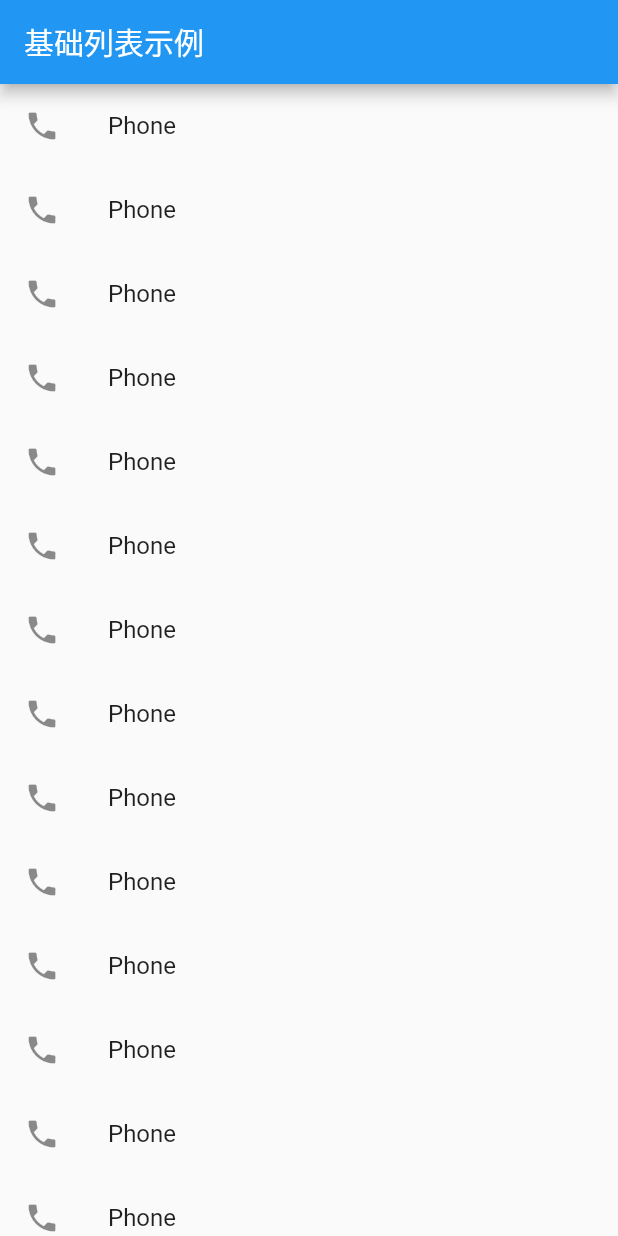
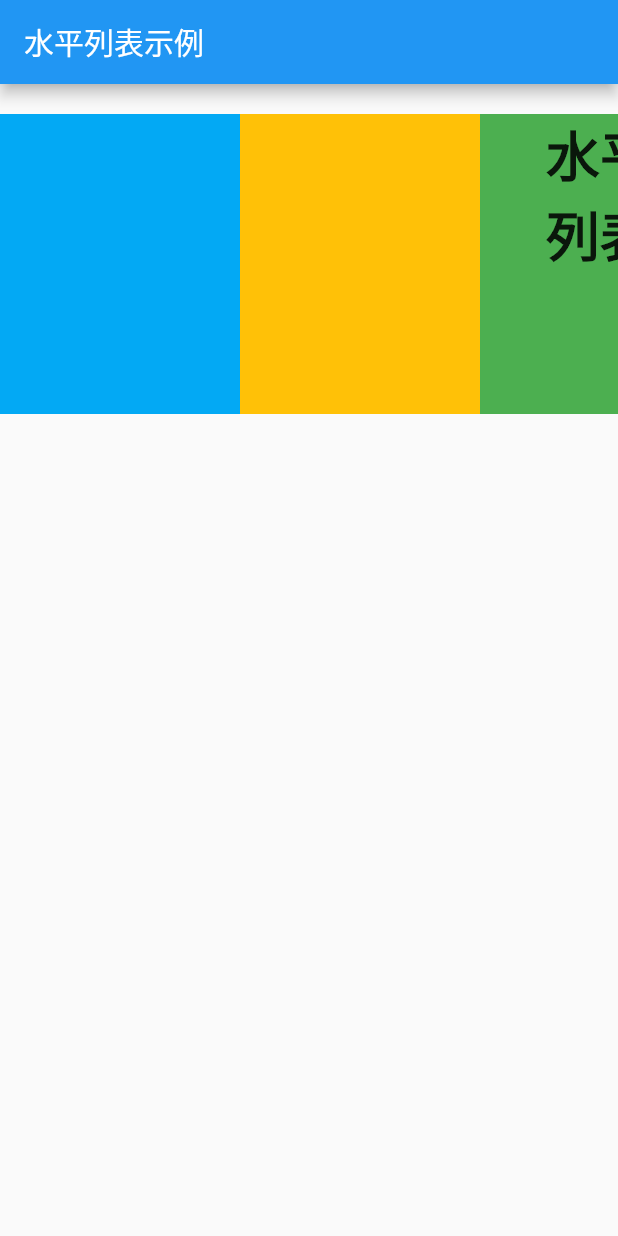
Before and after one commit to YJWWZHANG/flutter_app, a Flutter app: the screen it shows after launch, on a phone screen of 412 x 824 dp. Run offline on Flutter 3.47's test engine with Material 2 defaults, Android fonts, the phone set to English and light mode, and no system bars.

Commit message:
水平列表示例

```diff
--- a/lib/main.dart
+++ b/lib/main.dart
@@ -7,74 +7,61 @@ class MyApp extends StatelessWidget {
   @override
   Widget build(BuildContext context) {
     return MaterialApp(
-      title: '基础列表示例',
+      title: '水平列表示例',
       home: Scaffold(
         appBar: new AppBar(
-          title: new Text("基础列表示例"),
+          title: new Text("水平列表示例"),
         ),
-        body: new ListView(
+        body: Container(
+          margin: EdgeInsets.symmetric(vertical: 20.0),
+          height: 200.0,
+          child: ListView(
+            scrollDirection: Axis.horizontal,
             children: <Widget>[
-            ListTile(
-              leading: Icon(Icons.phone),
-              title: new Text("Phone"),
+              Container(
+                width: 160.0,
+                color: Colors.lightBlue,
               ),
-            ListTile(
-              leading: Icon(Icons.phone),
-              title: new Text("Phone"),
+              Container(
+                width: 160.0,
+                color: Colors.amber,
               ),
-            ListTile(
-              leading: Icon(Icons.phone),
-              title: new Text("Phone"),
+              Container(
+                width: 160.0,
+                color: Colors.green,
+                child: Column(
+                  children: <Widget>[
+                    Text(
+                      "水平",
+                      style: TextStyle(
+                        fontWeight: FontWeight.bold,
+                        fontSize: 36.0
                       ),
-            ListTile(
-              leading: Icon(Icons.phone),
-              title: new Text("Phone"),
                     ),
-            ListTile(
-              leading: Icon(Icons.phone),
-              title: new Text("Phone"),
+                    Text(
+                      "列表",
+                      style: TextStyle(
+                        fontWeight: FontWeight.bold,
+                        fontSize: 36.0
                       ),
-            ListTile(
-              leading: Icon(Icons.phone),
-              title: new Text("Phone"),
-            ),
-            ListTile(
-              leading: Icon(Icons.phone),
-              title: new Text("Phone"),
-            ),
-            ListTile(
-              leading: Icon(Icons.phone),
-              title: new Text("Phone"),
-            ),
-            ListTile(
-              leading: Icon(Icons.phone),
-              title: new Text("Phone"),
-            ),
-            ListTile(
-              leading: Icon(Icons.phone),
-              title: new Text("Phone"),
-            ),
-            ListTile(
-              leading: Icon(Icons.phone),
-              title: new Text("Phone"),
-            ),
-            ListTile(
-              leading: Icon(Icons.phone),
-              title: new Text("Phone"),
-            ),
-            ListTile(
-              leading: Icon(Icons.phone),
-              title: new Text("Phone"),
-            ),
-            ListTile(
-              leading: Icon(Icons.phone),
-              title: new Text("Phone"),
-            ),
-            ListTile(
-              leading: Icon(Icons.phone),
-              title: new Text("Phone"),
                     ),
                   ],
+                ),
+              ),
+              Container(
+                width: 160.0,
+                color: Colors.deepPurple,
+              ),
+              Container(
+                width: 160.0,
+                color: Colors.black,
+              ),
+              Container(
+                width: 160.0,
+                color: Colors.pinkAccent,
+              ),
+            ],
+          ),
         )
       )
     );
```
Lines whose indentation alone changed are shown as unchanged.
